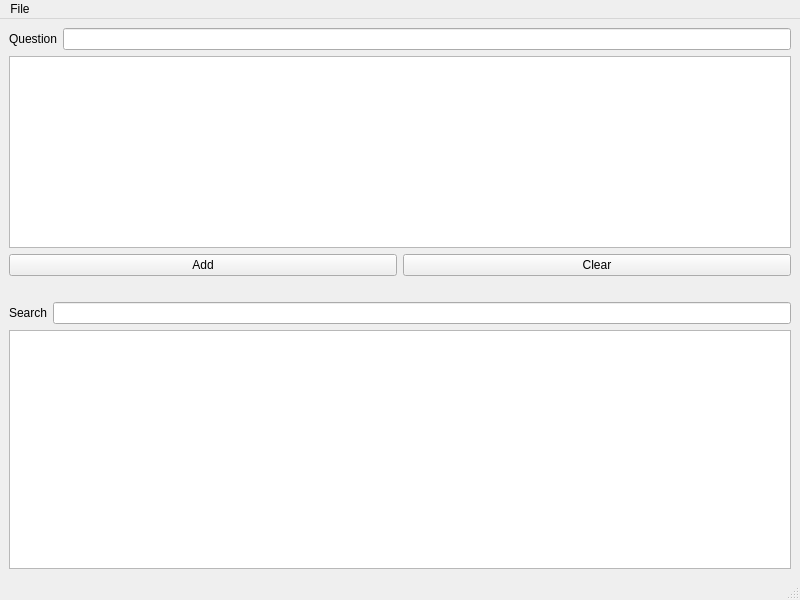
This is question_frame.ui in alxhoff/Useless-Decision-Maker as Qt 5 draws it before an edit. The edited form follows.
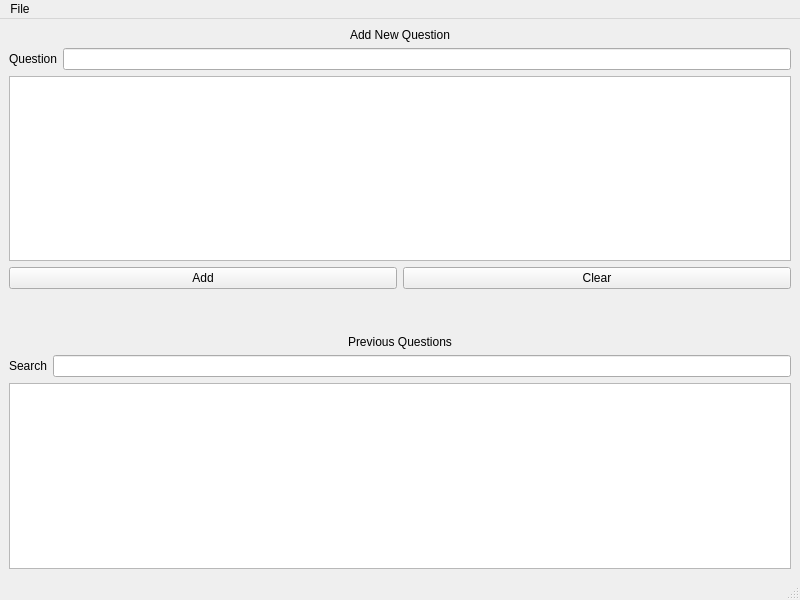
This is the edited form. Icons and pictures are not drawn.

Commit message: Added question list retrieval from database and display in question listView

```diff
--- a/question_frame.ui
+++ b/question_frame.ui
@@ -17,6 +17,16 @@
    <layout class="QVBoxLayout" name="verticalLayout">
     <item>
      <layout class="QVBoxLayout" name="verticalLayout_2">
+      <item>
+       <widget class="QLabel" name="label_2">
+        <property name="text">
+         <string>Add New Question</string>
+        </property>
+        <property name="alignment">
+         <set>Qt::AlignCenter</set>
+        </property>
+       </widget>
+      </item>
       <item>
        <layout class="QHBoxLayout" name="horizontalLayout_2">
         <item>
@@ -80,11 +90,25 @@
       <property name="sizeHint" stdset="0">
        <size>
         <width>40</width>
-        <height>20</height>
+        <height>40</height>
        </size>
       </property>
      </spacer>
     </item>
+    <item>
+     <layout class="QHBoxLayout" name="horizontalLayout_4">
+      <item>
+       <widget class="QLabel" name="label">
+        <property name="text">
+         <string>Previous Questions</string>
+        </property>
+        <property name="alignment">
+         <set>Qt::AlignCenter</set>
+        </property>
+       </widget>
+      </item>
+     </layout>
+    </item>
     <item>
      <layout class="QHBoxLayout" name="horizontalLayout">
       <item>
```
Left out of the diff: 26 changed lines with no effect on the pictures. The commit also changes 6 other files.
